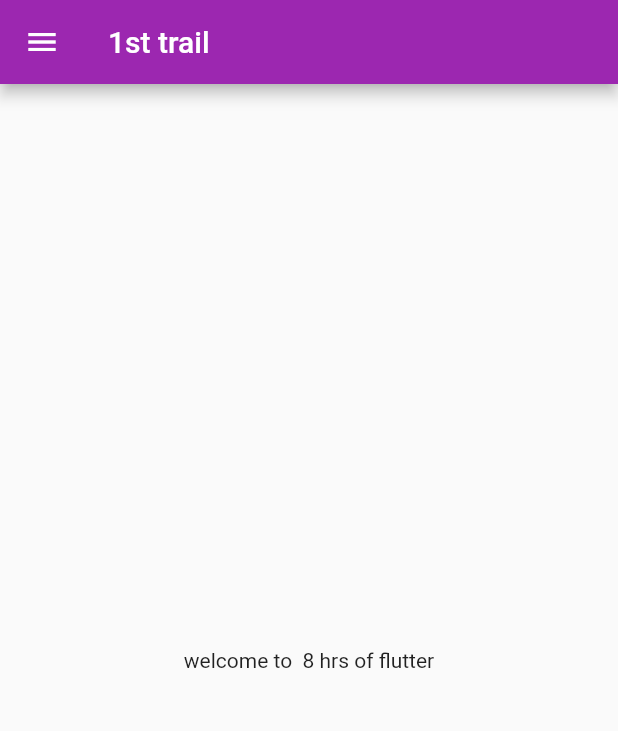
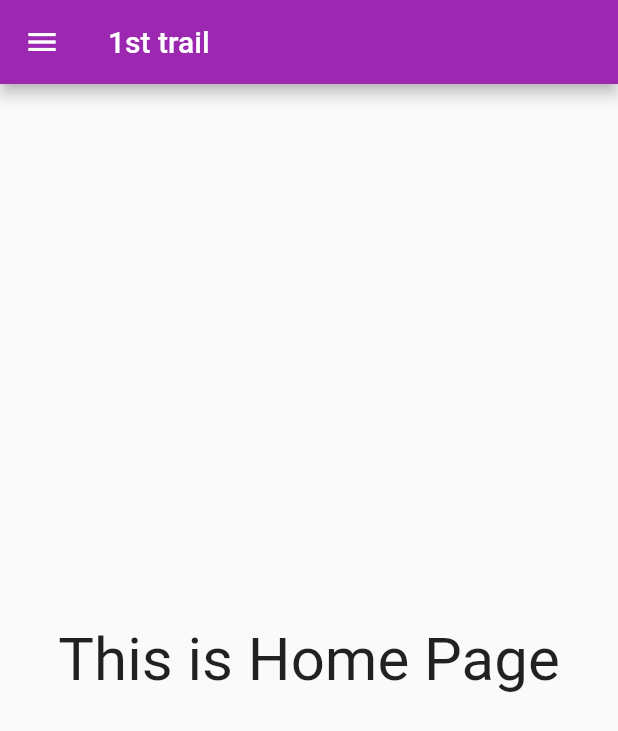
Before and after one commit to ramkaushik14/Flutter, a Flutter app: the HomePage screen opened by its route, on a phone screen of 412 x 824 dp. Shown: the top 731 px of the screen. Run offline on Flutter 3.47's test engine with Material 2 defaults, Android fonts, the phone set to English and light mode, and no system bars; our stand-ins replace google_fonts.

Commit message:
Day 4 completed

```diff
--- a/lib/main.dart
+++ b/lib/main.dart
@@ -1,6 +1,7 @@
 import 'package:flutter/material.dart';
 import 'package:flutter_application_1/pages/HomePage.dart';
 import 'package:flutter_application_1/pages/Login.dart';
+import 'package:flutter_application_1/utils/routes.dart';
 import 'package:google_fonts/google_fonts.dart';
 
 
@@ -24,8 +25,8 @@ class MyApp extends StatelessWidget {
       initialRoute: "/login", //this route will open when app opens, like a default route
       routes: {
         "/": (context) => LoginPage(),
-        "/home":(context) => HomePage(),
-        "/login":(context) => LoginPage()
+        MyRoutes.homeRoute:(context) => HomePage(),
+        MyRoutes.loginRoute:(context) => LoginPage()
       },
     );
   }
--- a/lib/pages/HomePage.dart
+++ b/lib/pages/HomePage.dart
@@ -12,7 +12,8 @@ class HomePage extends StatelessWidget {
       ),
       body: Center(
       child: Container(
-        child: Text("welcome to  $hours hrs of $name"),
+        child: Text("This is Home Page",style:TextStyle(fontSize: 40),),
+
       ),
     ),
     drawer: Drawer(),
--- /dev/null
+++ b/lib/utils/routes.dart
@@ -0,0 +1,4 @@
+class MyRoutes{
+  static String loginRoute = "/login";
+  static String homeRoute = "/home";
+}
```
Also changed, not shown: lib/pages/Login.dart (+7 -1 lines).
